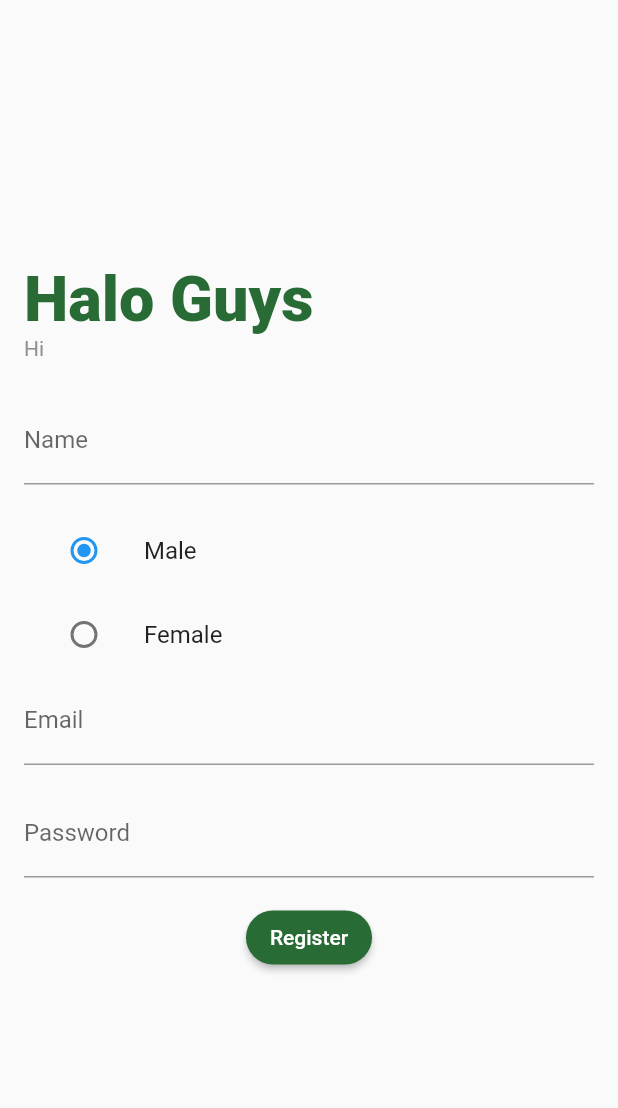
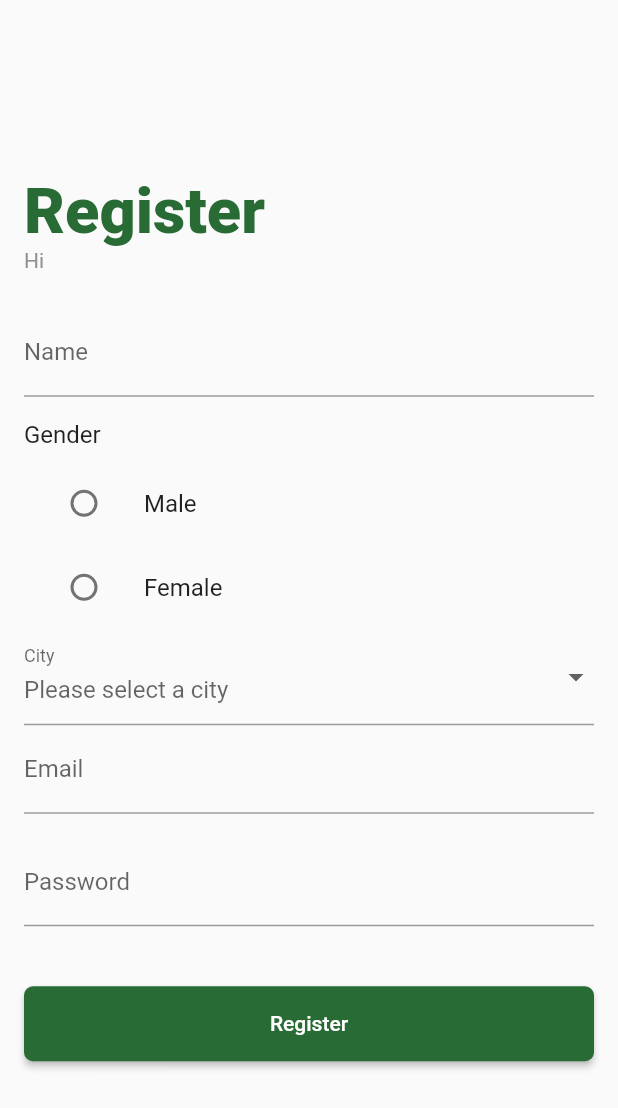
Before and after one commit to Akusuma05/SoftwareTesting_QueenAnna_Week8, a Flutter app: the screen it shows after launch, on a phone screen of 412 x 824 dp. Shown: the top 1108 px of the screen. Run offline on Flutter 3.47's test engine with Material 2 defaults, Android fonts, the phone set to English and light mode, and no system bars.

Commit message:
dropdown added

```diff
--- a/lib/view/pages/Home.dart
+++ b/lib/view/pages/Home.dart
@@ -12,11 +12,25 @@ class _HomeState extends State<Home> {
   final ctrlName = TextEditingController();
   final ctrlemail = TextEditingController();
   final ctrlpas = TextEditingController();
-  String _selectedGender = 'male';
+  String _selectedGender = '';
+  String? _selectedCity = '';
+
+  final _city = [
+    "Surabaya",
+    "Jakarta",
+    "Bandung",
+    "Medan",
+    "Ambon"
+  ];
+
+  _MyFormState(){
+    _selectedCity = _city[0];
+  }
 
   @override
   Widget build(BuildContext context) {
     return Scaffold(
+      resizeToAvoidBottomInset: false,
         body: Stack(children: [
       Container(
         padding: EdgeInsets.all(16),
@@ -26,7 +40,7 @@ class _HomeState extends State<Home> {
             Container(
               width: double.infinity,
               child: const Text(
-                "Halo Guys",
+                "Register",
                 style: TextStyle(
                     color: Color.fromARGB(255, 40, 107, 53),
                     fontWeight: FontWeight.w900,
@@ -64,6 +78,16 @@ class _HomeState extends State<Home> {
                       },
                     ),
                     SizedBox(height: 16),
+                    Align(
+                      alignment: Alignment.centerLeft,
+                      child: Text(
+                        "Gender",
+                        style: TextStyle(
+                          fontSize: 16,
+                        )
+                      )
+                    ),
+                    SizedBox(height: 8),
                     ListTile(
                       leading: Radio<String>(
                         value: 'male',
@@ -87,6 +111,23 @@ class _HomeState extends State<Home> {
                         },
                       ),
                       title: const Text('Female'),
+                    ),
+                    DropdownButtonFormField(
+                      items: _city.map(
+                        (e) => DropdownMenuItem(child: Text(e), value: e,)
+                      ).toList(),
+                      onChanged: (value) {
+                        setState(() {
+                          _selectedCity = value as String;
+                        });
+                      },
+                      icon: const Icon(
+                        Icons.arrow_drop_down
+                      ),
+                      decoration: InputDecoration(
+                        labelText: "City",
+                        hintText: "Please select a city"
+                      ),
                     ),
                     TextFormField(
                       keyboardType: TextInputType.emailAddress,
@@ -116,8 +157,11 @@ class _HomeState extends State<Home> {
                             : null;
                       },
                     ),
-                    SizedBox(height: 16),
-                    ElevatedButton(
+                    SizedBox(height: 40),
+                    SizedBox(
+                      width: double.infinity,
+                      height: 50,
+                      child: ElevatedButton(
                         onPressed: () {
                           if (ctrlName.text.toString() == "" ||
                               ctrlpas.text.toString() == "" ||
@@ -161,7 +205,8 @@ class _HomeState extends State<Home> {
                         style: ElevatedButton.styleFrom(
                           backgroundColor: const Color.fromARGB(255, 40, 107, 53),
                           shape: new RoundedRectangleBorder(
-                          borderRadius: new BorderRadius.circular(50),
+                            borderRadius: new BorderRadius.circular(6),
+                          ),
                         ),
                       ),
                     )
```
Lines whose indentation alone changed are shown as unchanged.
